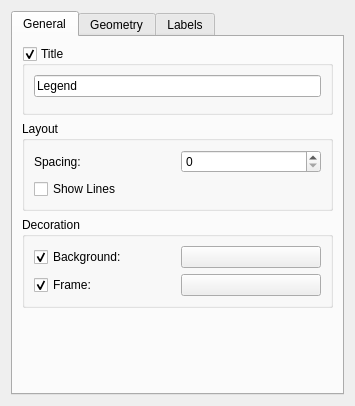
Old version of the form kchart/shape/ChartLegendConfigWidget.ui in the repository KDE/koffice-chartingshape.
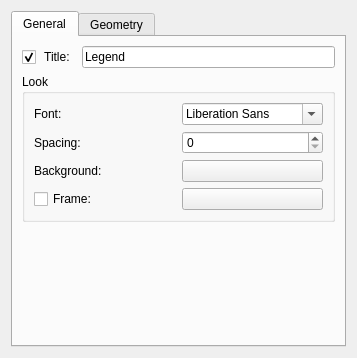
New version of the form. Icons and pictures are not drawn. Custom widgets are drawn as their Qt base class.

Commit message: Interface changes in the legend tool:  * removed third tab ("Labels") which only contained the font entry. Unified title and label font properties to go along with the ODF standard and to simplify things.  * Changed tab order of legend type tool from data-type to type-data. After adding a diagram the user usually wants to change the type first.  * support for showing/hiding legend frame  * Unified/simplified legend tool widget layout

The edit to the form file:
```diff
--- a/kchart/shape/ChartLegendConfigWidget.ui
+++ b/kchart/shape/ChartLegendConfigWidget.ui
@@ -5,8 +5,8 @@
    <rect>
     <x>0</x>
     <y>0</y>
-    <width>355</width>
-    <height>406</height>
+    <width>357</width>
+    <height>358</height>
    </rect>
   </property>
   <layout class="QGridLayout" >
@@ -30,96 +30,63 @@
       </attribute>
       <layout class="QGridLayout" >
        <item row="0" column="0" >
-        <widget class="QGroupBox" name="showTitle" >
-         <property name="toolTip" >
-          <string/>
+        <widget class="QCheckBox" name="showTitle" >
+         <property name="layoutDirection" >
+          <enum>Qt::LeftToRight</enum>
          </property>
-         <property name="title" >
-          <string>Title</string>
+         <property name="text" >
+          <string> Title:</string>
          </property>
-         <property name="checkable" >
+         <property name="checked" >
           <bool>true</bool>
          </property>
-         <layout class="QGridLayout" >
-          <item row="0" column="0" >
-           <widget class="QLineEdit" name="title" >
-            <property name="text" >
-             <string>Legend</string>
-            </property>
-           </widget>
-          </item>
-          <item row="1" column="0" >
-           <widget class="KFontRequester" name="titleFont" />
-          </item>
-         </layout>
         </widget>
        </item>
-       <item row="1" column="0" >
+       <item row="0" column="1" >
+        <widget class="QLineEdit" name="title" >
+         <property name="text" >
+          <string>Legend</string>
+         </property>
+        </widget>
+       </item>
+       <item row="1" column="0" colspan="2" >
         <widget class="QGroupBox" name="groupBox_2" >
          <property name="title" >
-          <string>Layout</string>
+          <string>Look</string>
          </property>
          <layout class="QGridLayout" >
-          <item row="1" column="0" >
-           <widget class="QCheckBox" name="showLines" >
-            <property name="text" >
-             <string>Show Lines</string>
-            </property>
-           </widget>
-          </item>
           <item row="0" column="0" >
+           <widget class="QLabel" name="label" >
+            <property name="text" >
+             <string>Font:</string>
+            </property>
+           </widget>
+          </item>
+          <item row="0" column="1" >
+           <widget class="QFontComboBox" name="font" >
+            <property name="sizeAdjustPolicy" >
+             <enum>QComboBox::AdjustToMinimumContentsLength</enum>
+            </property>
+           </widget>
+          </item>
+          <item row="1" column="0" >
            <widget class="QLabel" name="label_5" >
             <property name="text" >
              <string>Spacing:</string>
             </property>
            </widget>
           </item>
-          <item row="0" column="1" >
+          <item row="1" column="1" >
            <widget class="QSpinBox" name="spacing" />
           </item>
-         </layout>
-        </widget>
-       </item>
-       <item row="3" column="0" >
-        <spacer>
-         <property name="orientation" >
-          <enum>Qt::Vertical</enum>
-         </property>
-         <property name="sizeHint" >
-          <size>
-           <width>20</width>
-           <height>40</height>
-          </size>
-         </property>
-        </spacer>
-       </item>
-       <item row="2" column="0" >
-        <widget class="QGroupBox" name="groupBox" >
-         <property name="title" >
-          <string>Decoration</string>
-         </property>
-         <layout class="QGridLayout" >
-          <item row="0" column="0" >
-           <widget class="QCheckBox" name="customBackgroundColor" >
+          <item row="2" column="0" >
+           <widget class="QLabel" name="label_2" >
             <property name="text" >
              <string>Background:</string>
             </property>
-            <property name="checked" >
-             <bool>true</bool>
-            </property>
            </widget>
           </item>
-          <item row="1" column="0" >
-           <widget class="QCheckBox" name="customFrameColor" >
-            <property name="text" >
-             <string>Frame:</string>
-            </property>
-            <property name="checked" >
-             <bool>true</bool>
-            </property>
-           </widget>
-          </item>
-          <item row="0" column="1" >
+          <item row="2" column="1" >
            <widget class="KColorButton" name="backgroundColor" >
             <property name="text" >
              <string/>
@@ -140,7 +107,14 @@
             </property>
            </widget>
           </item>
-          <item row="1" column="1" >
+          <item row="3" column="0" >
+           <widget class="QCheckBox" name="showFrame" >
+            <property name="text" >
+             <string>Frame:</string>
+            </property>
+           </widget>
+          </item>
+          <item row="3" column="1" >
            <widget class="KColorButton" name="frameColor" >
             <property name="color" >
              <color>
@@ -154,6 +128,19 @@
          </layout>
         </widget>
        </item>
+       <item row="2" column="0" >
+        <spacer>
+         <property name="orientation" >
+          <enum>Qt::Vertical</enum>
+         </property>
+         <property name="sizeHint" >
+          <size>
+           <width>20</width>
+           <height>40</height>
+          </size>
+         </property>
+        </spacer>
+       </item>
       </layout>
      </widget>
      <widget class="QWidget" name="tabGeometry" >
@@ -351,36 +338,6 @@
        </item>
       </layout>
      </widget>
-     <widget class="QWidget" name="tabLabels" >
-      <attribute name="title" >
-       <string>Labels</string>
-      </attribute>
-      <layout class="QGridLayout" >
-       <item row="0" column="0" >
-        <widget class="QLabel" name="label" >
-         <property name="text" >
-          <string>Font:</string>
-         </property>
-        </widget>
-       </item>
-       <item row="0" column="1" >
-        <widget class="KFontRequester" name="font" />
-       </item>
-       <item row="1" column="0" >
-        <spacer>
-         <property name="orientation" >
-          <enum>Qt::Vertical</enum>
-         </property>
-         <property name="sizeHint" >
-          <size>
-           <width>20</width>
-           <height>40</height>
-          </size>
-         </property>
-        </spacer>
-       </item>
-      </layout>
-     </widget>
     </widget>
    </item>
   </layout>
@@ -391,11 +348,6 @@
    <extends>QPushButton</extends>
    <header>kcolorbutton.h</header>
   </customwidget>
-  <customwidget>
-   <class>KFontRequester</class>
-   <extends>QWidget</extends>
-   <header>kfontrequester.h</header>
-  </customwidget>
  </customwidgets>
  <resources/>
  <connections/>
```
Left out of the diff: 2 changed lines with no effect on the pictures. The commit also changes 7 other files.
